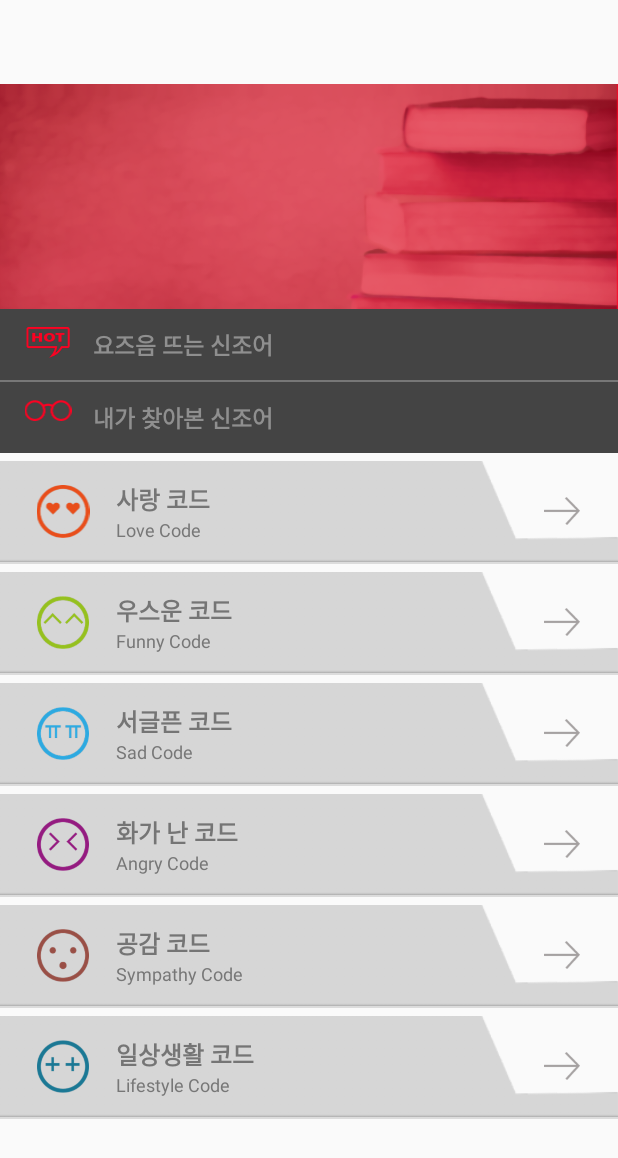
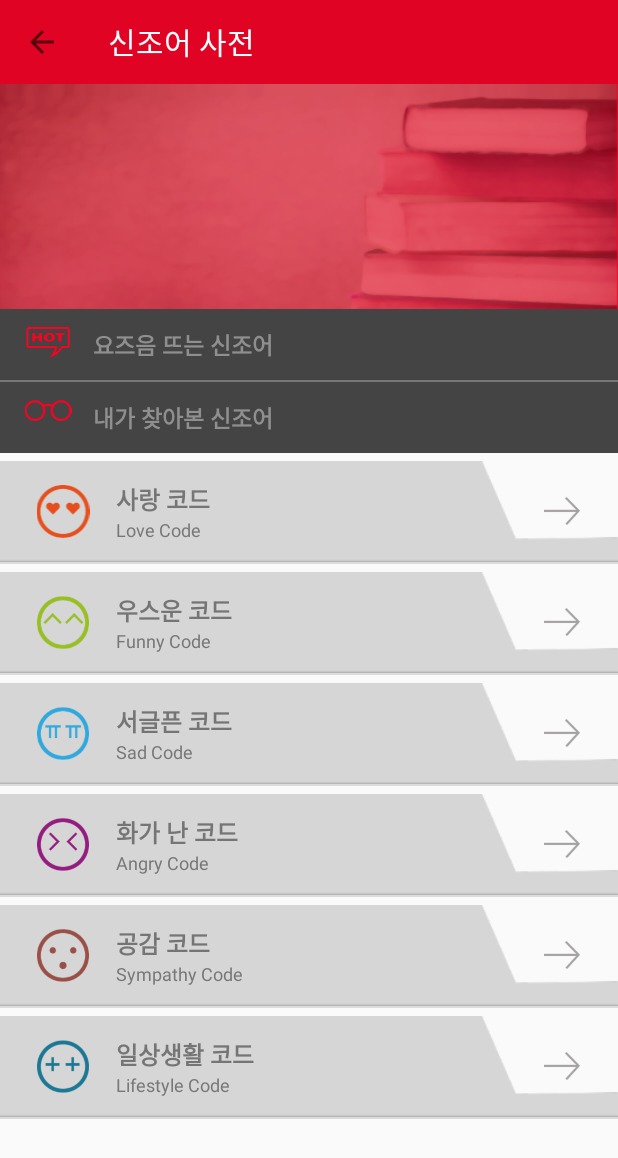
Before and after one commit to Hangeulro/Hangeulro, an Android app: the DicMenuActivity screen opened directly, with no data from a screen before it, on a phone screen of 412 x 824 dp. Shown: the top 1158 px of the screen. Run offline under Robolectric (Android 15) with nearby library versions, the phone set to English and light mode, and no system bars; our stand-ins replace data binding.

Commit message:
[Dictionary] enable toolbar and back button

```diff
--- a/app/src/main/java/kr/edcan/hangeulro/DicMenuActivity.java
+++ b/app/src/main/java/kr/edcan/hangeulro/DicMenuActivity.java
@@ -1,8 +1,11 @@
 package kr.edcan.hangeulro;
 
 import android.databinding.DataBindingUtil;
+import android.graphics.Color;
 import android.support.v7.app.AppCompatActivity;
 import android.os.Bundle;
+import android.support.v7.widget.Toolbar;
+import android.view.MenuItem;
 import android.widget.ListView;
 
 import java.util.ArrayList;
@@ -14,13 +17,24 @@ import kr.edcan.hangeulro.model.CommonData;
 
 public class DicMenuActivity extends AppCompatActivity {
 
+    Toolbar toolbar;
+
     ActivityDicMenuBinding binding;
     ListView listView;
     @Override
     protected void onCreate(Bundle savedInstanceState) {
         super.onCreate(savedInstanceState);
         binding = DataBindingUtil.setContentView(this, R.layout.activity_dic_menu);
+        setAppbarLayout();
         setDefault();
+    }
+
+    private void setAppbarLayout() {
+        toolbar = binding.toolbar;
+        toolbar.setBackgroundColor(getResources().getColor(R.color.colorPrimary));
+        toolbar.setTitleTextColor(Color.WHITE);
+        setSupportActionBar(toolbar);
+        getSupportActionBar().setDisplayHomeAsUpEnabled(true);
     }
 
     private void setDefault() {
@@ -35,4 +49,14 @@ public class DicMenuActivity extends AppCompatActivity {
         DicListViewAdapter adapter = new DicListViewAdapter(getApplicationContext(), arrayList);
         listView.setAdapter(adapter);
     }
+
+    @Override
+    public boolean onOptionsItemSelected(MenuItem item) {
+        switch (item.getItemId()){
+            case android.R.id.home:
+                finish();
+                break;
+        }
+        return super.onOptionsItemSelected(item);
+    }
 }
--- a/app/src/main/java/kr/edcan/hangeulro/adapter/DicListViewAdapter.java
+++ b/app/src/main/java/kr/edcan/hangeulro/adapter/DicListViewAdapter.java
@@ -26,6 +26,7 @@ public class DicListViewAdapter extends ArrayAdapter<CommonData> {
         this.c = context;
     }
 
+
     @Override
     public View getView(int position, View convertView, ViewGroup parent) {
         View view = LayoutInflater.from(c).inflate(R.layout.dictionary_listview_content, null);
--- a/app/src/main/res/layout/activity_dic_menu.xml
+++ b/app/src/main/res/layout/activity_dic_menu.xml
@@ -1,5 +1,6 @@
 <layout xmlns:android="http://schemas.android.com/apk/res/android"
-    xmlns:tools="http://schemas.android.com/tools">
+    xmlns:tools="http://schemas.android.com/tools"
+    xmlns:app="http://schemas.android.com/apk/res-auto">
 
     <LinearLayout
         android:layout_width="match_parent"
@@ -9,6 +10,7 @@
 
         <android.support.v7.widget.Toolbar
             android:id="@+id/toolbar"
+            app:title="신조어 사전"
             android:layout_width="match_parent"
             android:layout_height="?attr/actionBarSize" />
 
@@ -34,7 +36,6 @@
 
             <LinearLayout
                 android:id="@+id/dicMenuNeologismWord"
-
                 android:layout_width="match_parent"
                 android:layout_height="wrap_content"
                 android:background="#444"
```
